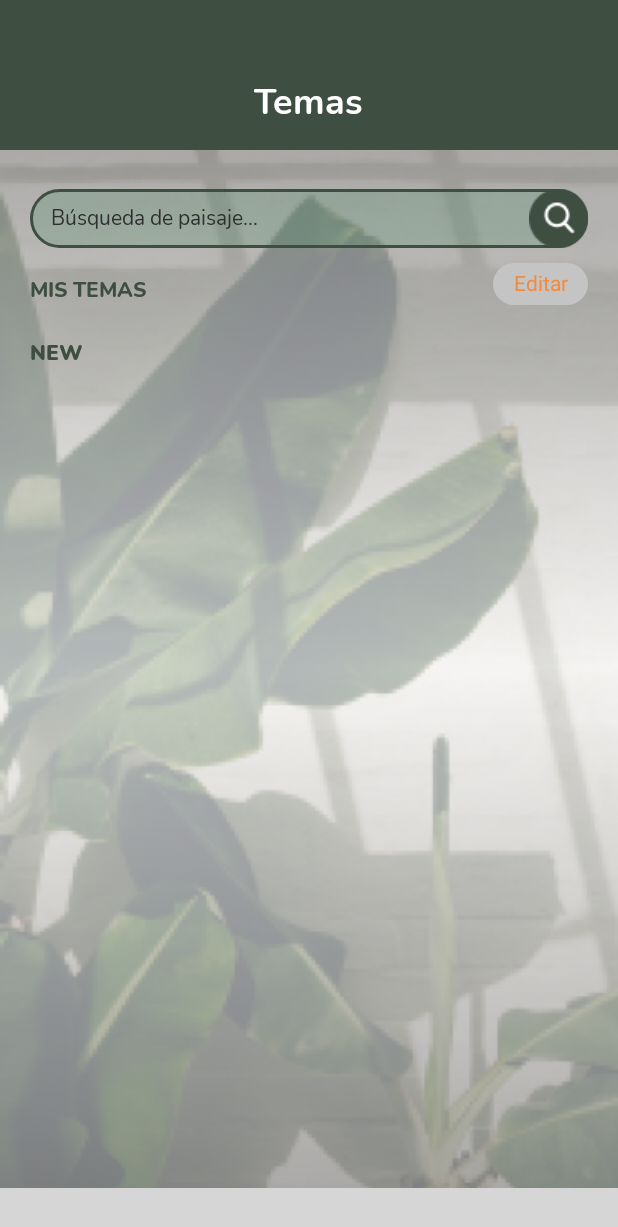
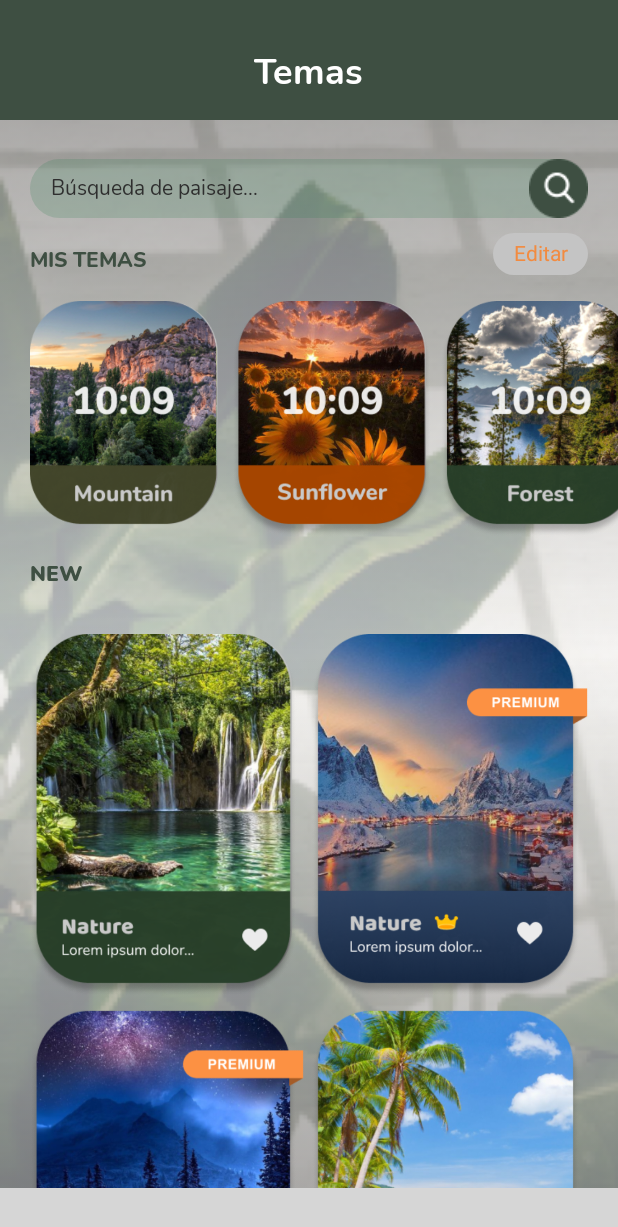
Before and after one commit to MateoValenciaGaviria/LenaApp, an Android app: the HomeFragment screen opened directly, with no data from a screen before it, on a phone screen of 412 x 824 dp. Shown: the top 1227 px of the screen. Run offline under Robolectric (Android 15) with nearby library versions, the phone set to English and light mode, and no system bars; libraries missing offline, so code that uses them is left out: com.tbuonomo.morphbottomnavigation; plain views replace MorphBottomNavigationView; 2 statements that could not run were skipped; grey boxes are pictures that could not be loaded.

Commit message:
Home fragment changes added

```diff
--- a/app/src/main/res/layout/fragment_home.xml
+++ b/app/src/main/res/layout/fragment_home.xml
@@ -8,12 +8,14 @@
     app:layout_constraintEnd_toEndOf="parent"
     app:layout_constraintStart_toStartOf="parent"
     app:layout_constraintTop_toTopOf="parent"
-    tools:context=".HomeFragment">
+    tools:context=".HomeFragment"
+    android:descendantFocusability="beforeDescendants"
+    android:focusableInTouchMode="true">
 
     <androidx.constraintlayout.widget.ConstraintLayout
         android:id="@+id/home_fragment_top_container"
         android:layout_width="match_parent"
-        android:layout_height="100dp"
+        android:layout_height="80dp"
         android:background="@color/dark_green"
         app:layout_constraintEnd_toEndOf="parent"
         app:layout_constraintStart_toStartOf="parent"
@@ -97,6 +99,7 @@
             android:background="@drawable/search_input"
             android:drawableEnd="@drawable/search_btn"
             android:ems="10"
+            android:fontFamily="@font/nunito_regular"
             android:hint="Búsqueda de paisaje..."
             android:inputType="textPersonName"
             android:minHeight="39dp"
@@ -138,29 +141,60 @@
 
     </androidx.constraintlayout.widget.ConstraintLayout>
 
+    <ScrollView
+        android:id="@+id/home_fragment_main_scroll_view"
+        android:layout_width="0dp"
+        android:layout_height="0dp"
+        android:layout_marginTop="10dp"
+        android:scrollbarSize="0dp"
+        app:layout_constraintBottom_toBottomOf="@+id/home_fragment_background"
+        app:layout_constraintEnd_toEndOf="parent"
+        app:layout_constraintStart_toStartOf="parent"
+        app:layout_constraintTop_toBottomOf="@+id/home_fragment_search_container">
+
+        <LinearLayout
+            android:layout_width="match_parent"
+            android:layout_height="wrap_content"
+            android:orientation="vertical">
+
+            <HorizontalScrollView
+                android:id="@+id/scrollviewtest1"
+                android:layout_width="match_parent"
+                android:layout_height="157dp"
+                android:scrollbarSize="0dp">
+
+                <LinearLayout
+                    android:layout_width="wrap_content"
+                    android:layout_height="match_parent"
+                    android:orientation="vertical"
+                    android:paddingStart="20dp">
+
+                    <ImageView
+                        android:id="@+id/imageView6"
+                        android:layout_width="match_parent"
+                        android:layout_height="wrap_content"
+                        android:adjustViewBounds="true"
+                        android:scaleType="centerInside"
+                        android:src="@drawable/theme_two" />
+                </LinearLayout>
+            </HorizontalScrollView>
+
             <androidx.recyclerview.widget.RecyclerView
                 android:id="@+id/user_themes_horizontal"
-        android:layout_width="0dp"
-        android:layout_height="wrap_content"
-        android:background="@drawable/home_white_shape"
-        app:layout_constraintEnd_toEndOf="@+id/home_fragment_background"
-        app:layout_constraintStart_toStartOf="parent"
-        app:layout_constraintTop_toBottomOf="@+id/home_fragment_search_container" />
+                android:layout_width="match_parent"
+                android:layout_height="0dp"
+                android:background="@drawable/home_white_shape" />
 
             <androidx.constraintlayout.widget.ConstraintLayout
                 android:id="@+id/home_fragment_cards_container"
-        android:layout_width="0dp"
-        android:layout_height="0dp"
+                android:layout_width="match_parent"
+                android:layout_height="match_parent"
                 android:layout_marginStart="20dp"
-        android:layout_marginEnd="20dp"
-        app:layout_constraintBottom_toBottomOf="@+id/home_fragment_background"
-        app:layout_constraintEnd_toEndOf="parent"
-        app:layout_constraintStart_toStartOf="parent"
-        app:layout_constraintTop_toBottomOf="@+id/user_themes_horizontal">
+                android:layout_marginEnd="20dp">
 
                 <LinearLayout
                     android:layout_width="match_parent"
-            android:layout_height="0dp"
+                    android:layout_height="wrap_content"
                     android:orientation="vertical"
                     app:layout_constraintBottom_toBottomOf="parent"
                     app:layout_constraintEnd_toEndOf="parent"
@@ -179,24 +213,41 @@
                     <androidx.constraintlayout.widget.ConstraintLayout
                         android:id="@+id/new_theme_individual_container"
                         android:layout_width="match_parent"
-                android:layout_height="wrap_content">
-
-            </androidx.constraintlayout.widget.ConstraintLayout>
+                        android:layout_height="match_parent">
 
                         <ImageView
                             android:id="@+id/imageView5"
                             android:layout_width="match_parent"
                             android:layout_height="wrap_content"
-                android:orientation="horizontal"
+                            android:adjustViewBounds="true"
+                            android:orientation="vertical"
                             android:paddingTop="20dp"
-                tools:src="@drawable/theme_one"
                             android:scaleType="centerInside"
-                android:adjustViewBounds="true"/>
+                            app:layout_constraintBottom_toBottomOf="parent"
+                            app:layout_constraintEnd_toEndOf="parent"
+                            app:layout_constraintStart_toStartOf="parent"
+                            app:layout_constraintTop_toTopOf="parent"
+                            tools:src="@drawable/theme_one" />
+                    </androidx.constraintlayout.widget.ConstraintLayout>
 
                     <androidx.recyclerview.widget.RecyclerView
                         android:id="@+id/new_themes_vertical"
                         android:layout_width="match_parent"
-                android:layout_height="wrap_content" />
+                        android:layout_height="0dp" />
+
+                    <ImageView
+                        android:id="@+id/imageView8"
+                        android:layout_width="match_parent"
+                        android:layout_height="wrap_content"
+                        android:adjustViewBounds="true"
+                        android:paddingTop="10dp"
+                        android:scaleType="centerInside"
+                        android:src="@drawable/theme_three" />
+
                 </LinearLayout>
             </androidx.constraintlayout.widget.ConstraintLayout>
+
+        </LinearLayout>
+    </ScrollView>
+
 </androidx.constraintlayout.widget.ConstraintLayout>
--- a/app/src/main/res/values-night/themes.xml
+++ b/app/src/main/res/values-night/themes.xml
@@ -6,8 +6,6 @@
         <item name="colorPrimaryVariant">@color/white</item>
         <item name="colorOnPrimary">@color/black</item>
         <!-- Secondary brand color. -->
-        <item name="colorSecondary">@color/teal_200</item>
-        <item name="colorSecondaryVariant">@color/teal_200</item>
         <item name="colorOnSecondary">@color/black</item>
         <!-- Status bar color. -->
         <item name="android:statusBarColor" tools:targetApi="l">?attr/colorPrimaryVariant</item>
--- a/app/src/main/res/values/themes.xml
+++ b/app/src/main/res/values/themes.xml
@@ -54,7 +54,6 @@
     <style name="searchInput" parent="Widget.AppCompat.EditText">
         <item name="background">@drawable/search_input</item>
         <item name="android:textSize">14sp</item>
-        <item name="fontFamily">@font/nunito_regular</item>
     </style>
 
     <style name="facebook_btn" parent="Widget.AppCompat.Button">
```
Also changed, not shown: app/src/main/res/drawable/theme_three.png (added), app/src/main/res/drawable/theme_two.png (added). Lines whose indentation alone changed are shown as unchanged.
